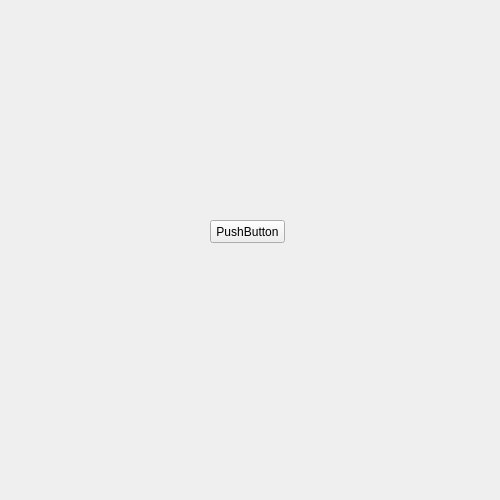
The window that GameoftheLife.ui (TheNesur/Game-of-the-Life) describes before a commit, drawn with Qt 5.
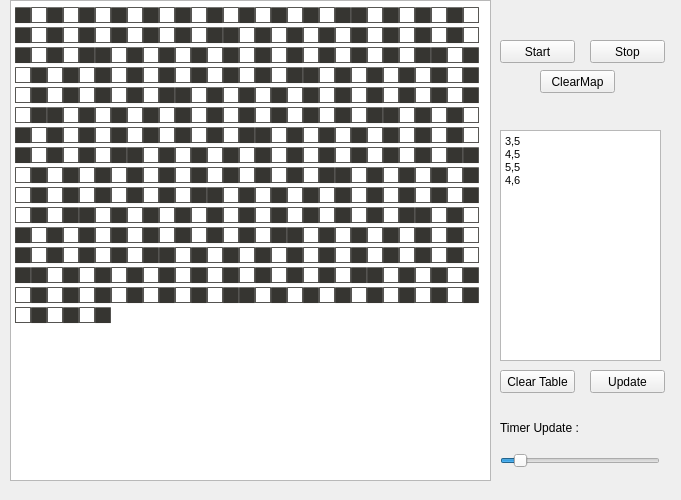
The same window after the commit. The open tabs and pages were chosen to show the change.

Diff of the .ui file:
```diff
--- a/GameoftheLife.ui
+++ b/GameoftheLife.ui
@@ -6,7 +6,7 @@
    <rect>
     <x>0</x>
     <y>0</y>
-    <width>500</width>
+    <width>681</width>
     <height>500</height>
    </rect>
   </property>
@@ -14,45 +14,142 @@
    <string>GameoftheLife</string>
   </property>
   <widget class="QWidget" name="centralWidget">
-   <widget class="QStackedWidget" name="stackedWidget">
+   <widget class="QTextEdit" name="textEditCell">
     <property name="geometry">
      <rect>
-      <x>10</x>
-      <y>10</y>
-      <width>481</width>
-      <height>481</height>
+      <x>500</x>
+      <y>130</y>
+      <width>161</width>
+      <height>231</height>
      </rect>
     </property>
-    <property name="currentIndex">
-     <number>0</number>
+    <property name="html">
+     <string>&lt;!DOCTYPE HTML PUBLIC &quot;-//W3C//DTD HTML 4.0//EN&quot; &quot;http://www.w3.org/TR/REC-html40/strict.dtd&quot;&gt;
+&lt;html&gt;&lt;head&gt;&lt;meta name=&quot;qrichtext&quot; content=&quot;1&quot; /&gt;&lt;style type=&quot;text/css&quot;&gt;
+p, li { white-space: pre-wrap; }
+&lt;/style&gt;&lt;/head&gt;&lt;body style=&quot; font-family:'MS Shell Dlg 2'; font-size:8.25pt; font-weight:400; font-style:normal;&quot;&gt;
+&lt;p style=&quot; margin-top:0px; margin-bottom:0px; margin-left:0px; margin-right:0px; -qt-block-indent:0; text-indent:0px;&quot;&gt;3,5&lt;/p&gt;
+&lt;p style=&quot; margin-top:0px; margin-bottom:0px; margin-left:0px; margin-right:0px; -qt-block-indent:0; text-indent:0px;&quot;&gt;4,5&lt;/p&gt;
+&lt;p style=&quot; margin-top:0px; margin-bottom:0px; margin-left:0px; margin-right:0px; -qt-block-indent:0; text-indent:0px;&quot;&gt;5,5&lt;/p&gt;
+&lt;p style=&quot; margin-top:0px; margin-bottom:0px; margin-left:0px; margin-right:0px; -qt-block-indent:0; text-indent:0px;&quot;&gt;4,6&lt;/p&gt;&lt;/body&gt;&lt;/html&gt;</string>
     </property>
-    <widget class="QWidget" name="game">
+   </widget>
+   <widget class="QPushButton" name="pushButtonClearMap">
+    <property name="geometry">
+     <rect>
+      <x>540</x>
+      <y>70</y>
+      <width>75</width>
+      <height>23</height>
+     </rect>
+    </property>
+    <property name="text">
+     <string>ClearMap</string>
+    </property>
+   </widget>
+   <widget class="QPushButton" name="pushButtonStartGame">
+    <property name="geometry">
+     <rect>
+      <x>500</x>
+      <y>40</y>
+      <width>75</width>
+      <height>23</height>
+     </rect>
+    </property>
+    <property name="text">
+     <string>Start</string>
+    </property>
+   </widget>
+   <widget class="QPushButton" name="pushButtonStopGame">
+    <property name="geometry">
+     <rect>
+      <x>590</x>
+      <y>40</y>
+      <width>75</width>
+      <height>23</height>
+     </rect>
+    </property>
+    <property name="text">
+     <string>Stop</string>
+    </property>
+   </widget>
      <widget class="QTextBrowser" name="textBrowser">
       <property name="geometry">
        <rect>
-        <x>0</x>
+      <x>10</x>
         <y>0</y>
         <width>481</width>
         <height>481</height>
        </rect>
       </property>
-     </widget>
-    </widget>
-    <widget class="QWidget" name="config">
-     <widget class="QPushButton" name="pushButton">
+    <property name="html">
+     <string>&lt;!DOCTYPE HTML PUBLIC &quot;-//W3C//DTD HTML 4.0//EN&quot; &quot;http://www.w3.org/TR/REC-html40/strict.dtd&quot;&gt;
+&lt;html&gt;&lt;head&gt;&lt;meta name=&quot;qrichtext&quot; content=&quot;1&quot; /&gt;&lt;style type=&quot;text/css&quot;&gt;
+p, li { white-space: pre-wrap; }
+&lt;/style&gt;&lt;/head&gt;&lt;body style=&quot; font-family:'MS Shell Dlg 2'; font-size:8.25pt; font-weight:400; font-style:normal;&quot;&gt;
+&lt;p style=&quot; margin-top:0px; margin-bottom:0px; margin-left:0px; margin-right:0px; -qt-block-indent:0; text-indent:0px;&quot;&gt;&lt;span style=&quot; font-family:'Helvetica Neue','Helvetica','Arial','sans-serif'; font-size:12pt; color:#363531; background-color:#ffffff;&quot;&gt;⬛⬜⬛⬜⬛⬜⬛⬜⬛⬜⬛⬜⬛⬜⬛⬜⬛⬜⬛⬜⬛⬛⬜⬛⬜⬛⬜⬛⬜⬛⬜⬛⬜⬛⬜⬛⬜⬛⬜⬛⬜⬛⬛⬜⬛⬜⬛⬜⬛⬜⬛⬜⬛⬜⬛⬜⬛⬜⬛⬜⬛⬜⬛⬛⬜⬛⬜⬛⬜⬛⬜⬛⬜⬛⬜⬛⬜⬛⬜⬛⬜⬛⬜⬛⬛⬜⬛⬜⬛⬜⬛⬜⬛⬜⬛⬜⬛⬜⬛⬜⬛⬜⬛⬜⬛⬛⬜⬛⬜⬛⬜⬛⬜⬛⬜⬛⬜⬛⬜⬛⬜⬛⬜⬛⬜⬛⬛⬜⬛⬜⬛⬜⬛⬜⬛⬜⬛⬜⬛⬜⬛⬜⬛⬜⬛⬜⬛⬛⬜⬛⬜⬛⬜⬛⬜⬛⬜⬛⬜⬛⬜⬛⬜⬛⬜⬛⬜⬛⬛⬜⬛⬜⬛⬜⬛⬜⬛⬜⬛⬜⬛⬜⬛⬜⬛⬜⬛⬜⬛⬛⬜⬛⬜⬛⬜⬛⬜⬛⬜⬛⬜⬛⬜⬛⬜⬛⬜⬛⬜⬛⬛⬜⬛⬜⬛⬜⬛⬜⬛⬜⬛⬜⬛⬜⬛⬜⬛⬜⬛⬜⬛⬛⬜⬛⬜⬛⬜⬛⬜⬛⬜⬛⬜⬛⬜⬛⬜⬛⬜⬛⬜⬛⬛⬜⬛⬜⬛⬜⬛⬜⬛⬜⬛⬜⬛⬜⬛⬜⬛⬜⬛⬜⬛⬛⬜⬛⬜⬛⬜⬛⬜⬛⬜⬛⬜⬛⬜⬛⬜⬛⬜⬛⬜⬛⬛⬜⬛⬜⬛⬜⬛⬜⬛⬜⬛⬜⬛⬜⬛⬜⬛⬜⬛⬜⬛⬛⬜⬛⬜⬛⬜⬛⬜⬛⬜⬛⬜⬛⬜⬛⬜⬛⬜⬛⬜⬛⬛⬜⬛⬜⬛⬜⬛⬜⬛⬜⬛⬜⬛⬜⬛⬜⬛⬜⬛⬜⬛⬛⬜⬛⬜⬛⬜⬛⬜⬛⬜⬛⬜⬛⬜⬛⬜⬛⬜⬛⬜⬛⬛⬜⬛⬜⬛⬜⬛⬜⬛⬜⬛⬜⬛⬜⬛⬜⬛⬜⬛⬜⬛⬛⬜⬛⬜⬛⬜⬛⬜⬛⬜⬛⬜⬛⬜⬛⬜⬛⬜⬛⬜⬛⬛⬜⬛⬜⬛⬜⬛⬜⬛⬜⬛⬜⬛⬜⬛⬜⬛⬜⬛⬜⬛&lt;/span&gt;&lt;/p&gt;&lt;/body&gt;&lt;/html&gt;</string>
+    </property>
+   </widget>
+   <widget class="QLabel" name="label">
+    <property name="geometry">
+     <rect>
+      <x>500</x>
+      <y>420</y>
+      <width>161</width>
+      <height>16</height>
+     </rect>
+    </property>
+    <property name="text">
+     <string>Timer Update : </string>
+    </property>
+   </widget>
+   <widget class="QPushButton" name="pushButtonClearTable">
       <property name="geometry">
        <rect>
-        <x>200</x>
-        <y>210</y>
+      <x>500</x>
+      <y>370</y>
         <width>75</width>
         <height>23</height>
        </rect>
       </property>
       <property name="text">
-       <string>PushButton</string>
-      </property>
-     </widget>
-    </widget>
+     <string>Clear Table</string>
+    </property>
+   </widget>
+   <widget class="QPushButton" name="pushButtonUpdate">
+    <property name="geometry">
+     <rect>
+      <x>590</x>
+      <y>370</y>
+      <width>75</width>
+      <height>23</height>
+     </rect>
+    </property>
+    <property name="text">
+     <string>Update</string>
+    </property>
+   </widget>
+   <widget class="QSlider" name="horizontalSliderTimeUpdate">
+    <property name="geometry">
+     <rect>
+      <x>500</x>
+      <y>450</y>
+      <width>160</width>
+      <height>22</height>
+     </rect>
+    </property>
+    <property name="minimum">
+     <number>1</number>
+    </property>
+    <property name="maximum">
+     <number>100</number>
+    </property>
+    <property name="value">
+     <number>10</number>
+    </property>
+    <property name="orientation">
+     <enum>Qt::Horizontal</enum>
+    </property>
    </widget>
   </widget>
  </widget>
```
Lines whose indentation alone changed are shown as unchanged.
